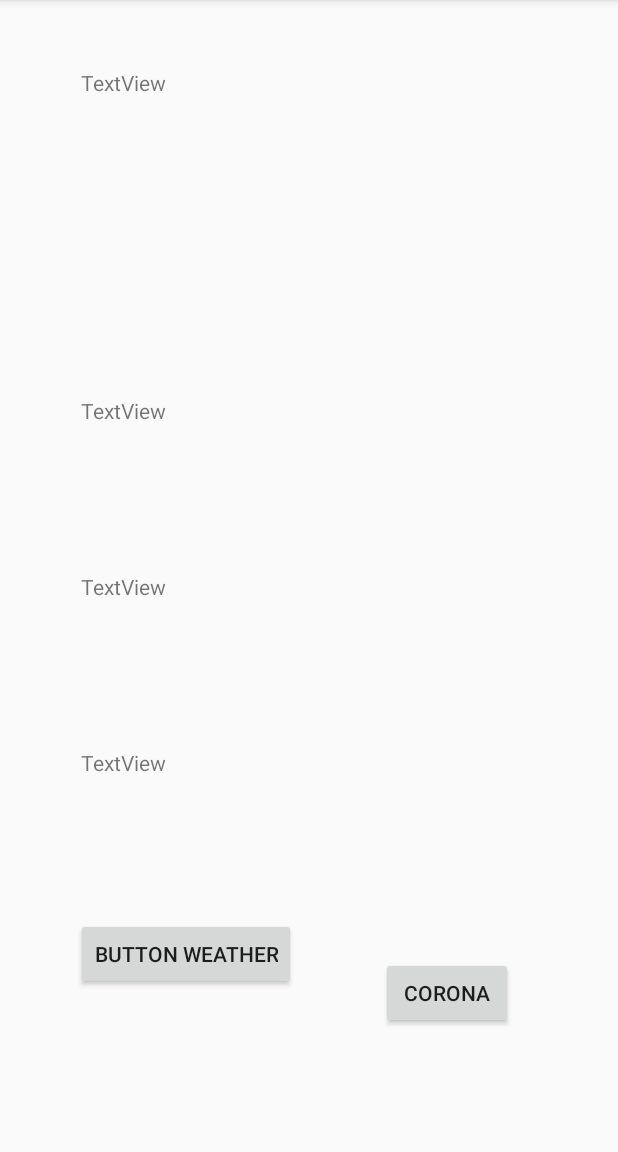
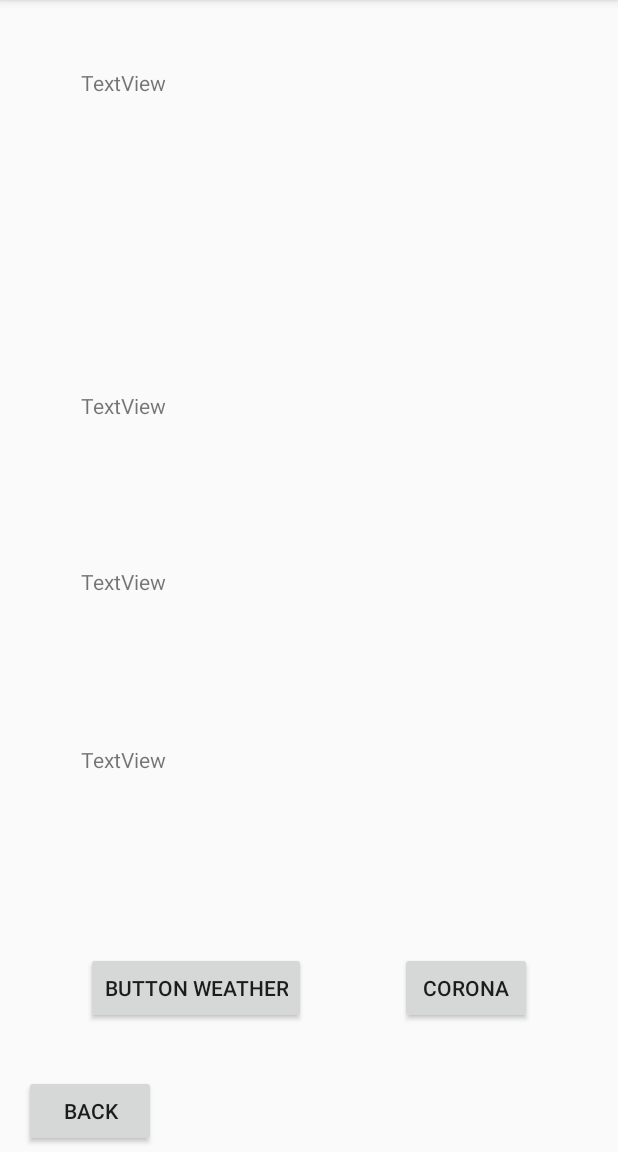
Before and after one commit to venividivici321/termpro, an Android app: the MainActivity screen opened directly, with no data from a screen before it, on a phone screen of 412 x 824 dp, the part 84-1236 px from its top. Run offline under Robolectric (Android 15) with nearby library versions, the phone set to English and light mode, and no system bars; 1 statement that could not run was skipped.

Commit message:
mainactivitye back butonu ekledim. İlker

```diff
--- a/app/src/main/java/com/example/myapplication/view/MainActivity.java
+++ b/app/src/main/java/com/example/myapplication/view/MainActivity.java
@@ -6,6 +6,7 @@ import android.content.Intent;
 import android.os.AsyncTask;
 import android.os.Bundle;
 import android.view.View;
+import android.widget.Button;
 import android.widget.Toast;
 
 import com.example.myapplication.R;
@@ -51,6 +52,15 @@ public class MainActivity extends AppCompatActivity {
                 build();
 
         deneme();
+        Button buttonBack=(Button)findViewById(R.id.backButton);
+        buttonBack.setOnClickListener(new View.OnClickListener() {
+
+            public void onClick(View v) {
+                Intent intent=new Intent(getApplicationContext(), MapsActivity.class);
+                startActivity(intent);
+                finish();
+            }
+        });
     }
     public void deneme(){
         CoronaAPI coronaAPI=retrofit.create(CoronaAPI.class);
@@ -72,7 +82,7 @@ public class MainActivity extends AppCompatActivity {
 
                          @Override
                          public void onFailure(Call<List<CoronaModel>> call, Throwable t) {
-                             Toast.makeText(getApplicationContext(), "didnt", Toast.LENGTH_LONG).show();
+                             Toast.makeText(getApplicationContext(), "???", Toast.LENGTH_LONG).show();
                              t.printStackTrace();
                          }
                      }
--- a/app/src/main/java/com/example/myapplication/view/MapsActivity.java
+++ b/app/src/main/java/com/example/myapplication/view/MapsActivity.java
@@ -77,6 +77,8 @@ public class MapsActivity extends FragmentActivity implements OnMapReadyCallback
             }
         });
 
+
+
         Button btnGo=findViewById(R.id.btn_Go);
         btnGo.setOnClickListener(new View.OnClickListener() {
             @Override
--- a/app/src/main/res/layout/activity_main.xml
+++ b/app/src/main/res/layout/activity_main.xml
@@ -24,15 +24,16 @@
         android:layout_width="wrap_content"
         android:layout_height="wrap_content"
         android:layout_marginEnd="5dp"
+        android:layout_marginBottom="85dp"
         android:onClick="goMethod"
         android:text="Button Weather"
         app:layout_constraintBottom_toBottomOf="parent"
         app:layout_constraintEnd_toEndOf="parent"
         app:layout_constraintEnd_toStartOf="@+id/button2"
-        app:layout_constraintHorizontal_bias="0.191"
+        app:layout_constraintHorizontal_bias="0.0"
         app:layout_constraintStart_toStartOf="parent"
         app:layout_constraintTop_toTopOf="parent"
-        app:layout_constraintVertical_bias="0.85" />
+        app:layout_constraintVertical_bias="1.0" />
 
     <TextView
         android:id="@+id/textView"
@@ -45,7 +46,8 @@
         app:layout_constraintEnd_toEndOf="@+id/textView2"
         app:layout_constraintHorizontal_bias="1.0"
         app:layout_constraintStart_toStartOf="@+id/textView2"
-        app:layout_constraintTop_toTopOf="parent" />
+        app:layout_constraintTop_toTopOf="parent"
+        app:layout_constraintVertical_bias="1.0" />
 
     <TextView
         android:id="@+id/textView2"
@@ -74,12 +76,25 @@
         android:id="@+id/button2"
         android:layout_width="wrap_content"
         android:layout_height="wrap_content"
-        android:layout_marginEnd="19dp"
-        android:layout_marginBottom="82dp"
+        android:layout_marginBottom="85dp"
         android:onClick="getCorona"
         android:text="corona"
         app:layout_constraintBottom_toBottomOf="parent"
         app:layout_constraintEnd_toEndOf="parent"
         app:layout_constraintStart_toEndOf="@+id/button"
         app:layout_constraintTop_toBottomOf="@+id/textView" />
+
+    <Button
+        android:id="@+id/backButton"
+        android:layout_width="wrap_content"
+        android:layout_height="wrap_content"
+        android:layout_marginStart="15dp"
+        android:layout_marginTop="33dp"
+        android:layout_marginEnd="308dp"
+        android:layout_marginBottom="3dp"
+        android:text="BACK"
+        app:layout_constraintBottom_toBottomOf="parent"
+        app:layout_constraintEnd_toEndOf="parent"
+        app:layout_constraintStart_toStartOf="parent"
+        app:layout_constraintTop_toBottomOf="@+id/button" />
 </androidx.constraintlayout.widget.ConstraintLayout>
```
